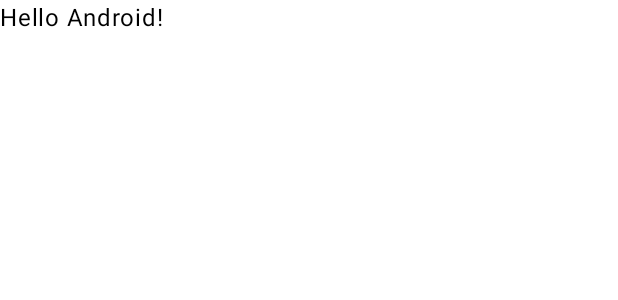
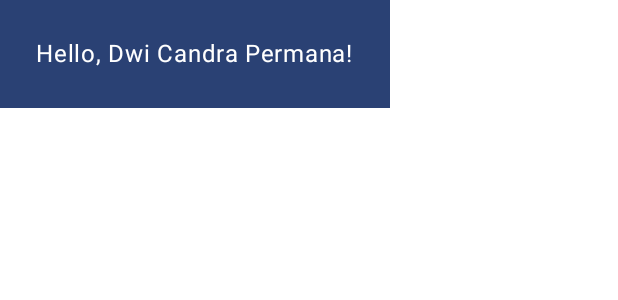
Before and after one commit to dwichan0905/my_compose_learn, an Android app built with Jetpack Compose: the @Preview function DefaultPreview, on a phone screen of 412 x 824 dp. Shown: the top 300 px of the screen. Run offline under Robolectric (Android 15) with nearby library versions, the phone set to English and light mode, and no system bars.

```diff
--- a/1. Basic/app/src/main/java/idn/dwichan/jetpackcomposebasic/MainActivity.kt
+++ b/1. Basic/app/src/main/java/idn/dwichan/jetpackcomposebasic/MainActivity.kt
@@ -3,13 +3,14 @@ package idn.dwichan.jetpackcomposebasic
 import android.os.Bundle
 import androidx.activity.ComponentActivity
 import androidx.activity.compose.setContent
-import androidx.compose.foundation.layout.fillMaxSize
+import androidx.compose.foundation.layout.padding
 import androidx.compose.material3.MaterialTheme
 import androidx.compose.material3.Surface
 import androidx.compose.material3.Text
 import androidx.compose.runtime.Composable
 import androidx.compose.ui.Modifier
 import androidx.compose.ui.tooling.preview.Preview
+import androidx.compose.ui.unit.dp
 import idn.dwichan.jetpackcomposebasic.ui.theme.JetpackComposeBasicTheme
 
 class MainActivity : ComponentActivity() {
@@ -18,12 +19,7 @@ class MainActivity : ComponentActivity() {
         setContent {
             JetpackComposeBasicTheme {
                 // A surface container using the 'background' color from the theme
-                Surface(
-                    modifier = Modifier.fillMaxSize(),
-                    color = MaterialTheme.colorScheme.background
-                ) {
-                    Greeting("Android")
-                }
+                MyApp()
             }
         }
     }
@@ -31,13 +27,25 @@ class MainActivity : ComponentActivity() {
 
 @Composable
 fun Greeting(name: String) {
-    Text(text = "Hello $name!")
+    Surface(color = MaterialTheme.colorScheme.primary) {
+        Text(
+            text = "Hello, $name!",
+            modifier = Modifier.padding(24.dp)
+        )
+    }
+}
+
+@Composable
+private fun MyApp() {
+    Surface(color = MaterialTheme.colorScheme.background) {
+        Greeting(name = "Dwi Candra Permana")
+    }
 }
 
 @Preview(showBackground = true, name = "Text Preview")
 @Composable
 fun DefaultPreview() {
     JetpackComposeBasicTheme {
-        Greeting("Android")
+        MyApp()
     }
 }
```
